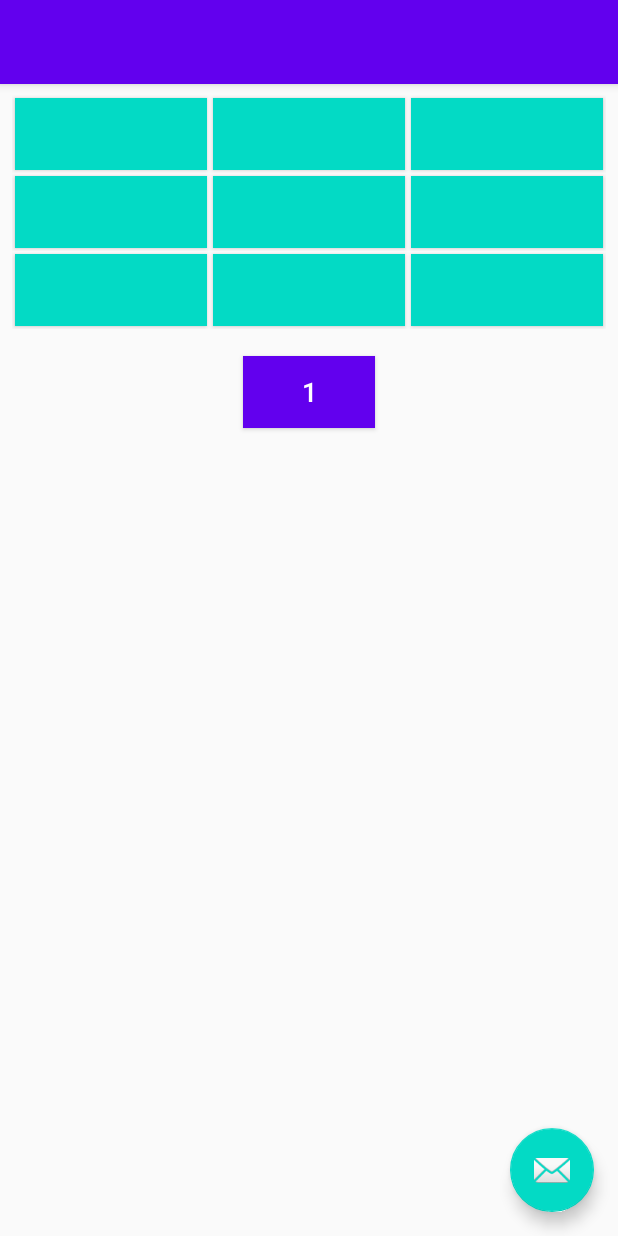
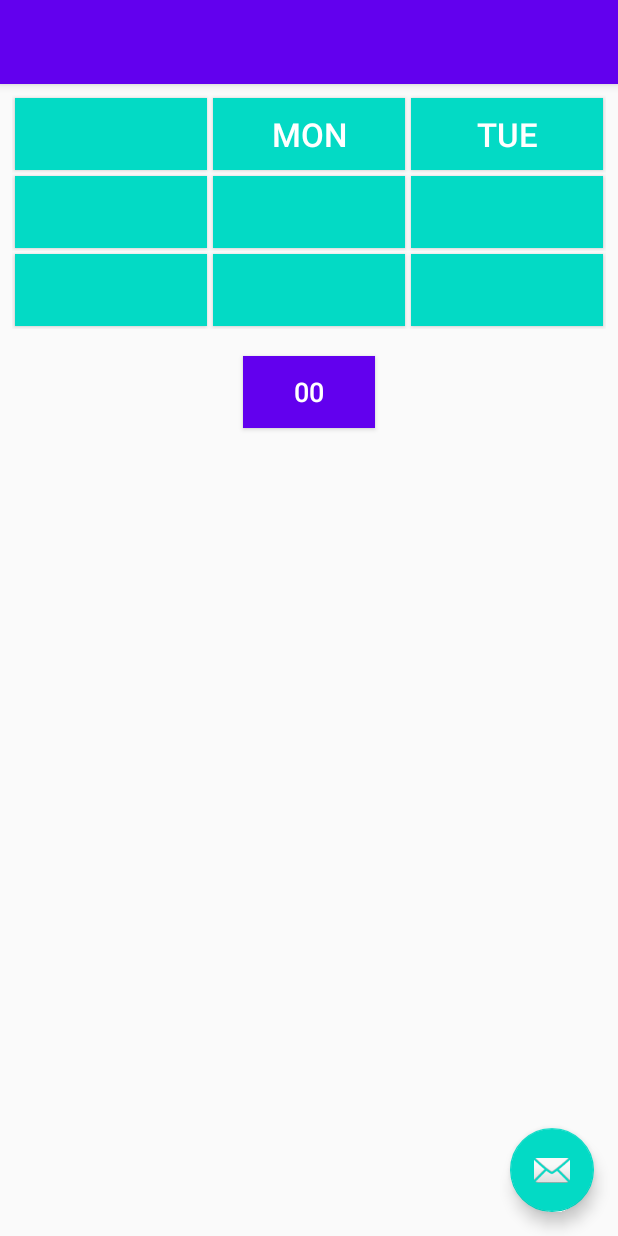
Before and after one commit to milindoka/TimeTable, an Android app: the screen it shows after launch (MainActivity), on a phone screen of 412 x 824 dp. Run offline under Robolectric (Android 15) with nearby library versions, the phone set to English and light mode, and no system bars.

Commit message:
Added data String Array For all Cells, UpdateFromUser and UpdateFromBase trial worked, dialog input text is retained in all pages

```diff
--- a/app/src/main/java/in/org/ilugbom/MainActivity.java
+++ b/app/src/main/java/in/org/ilugbom/MainActivity.java
@@ -26,7 +26,6 @@ public class MainActivity extends AppCompatActivity {
         viewPager2 = findViewById(R.id.viewPager2);
         setUpPagerAdapter();
     }
-
     /**
      * set up adapter same like you do for RecyclerView or other components
      */
@@ -42,10 +41,10 @@ public class MainActivity extends AppCompatActivity {
      */
     private List<PagerM> fetchDummyData() {
         List<PagerM> pagerMList = new ArrayList<>();
-        String[] dummyArr = {"1","2","3","4"};
-        for (String str : dummyArr) {
+        for (int i=0;i<4;i++)
+         {
             PagerM pagerM = new PagerM();
-            pagerM.setPagerDescription(str);
+            pagerM.setPagerDescription(String.format("%02d",i));
             pagerMList.add(pagerM);
 
         }
--- a/app/src/main/java/in/org/ilugbom/PagerAdapter.java
+++ b/app/src/main/java/in/org/ilugbom/PagerAdapter.java
@@ -21,7 +21,7 @@ import java.util.zip.Inflater;
  */
 public class PagerAdapter extends RecyclerView.Adapter {
     private List<PagerM> pagerMList;
-
+   int CURRENTPAGE=0;
     class PagerViewHolder extends RecyclerView.ViewHolder  implements View.OnClickListener
     {
 
@@ -58,20 +58,21 @@ public class PagerAdapter extends RecyclerView.Adapter {
                         public void onClick(DialogInterface dialog, int which) {
                             String task = String.valueOf(taskEditText.getText());
 
-
-
                             switch (V) {
 
                                 case R.id.b00:
                                     btnb00.setText(task);
+                                      pagerMList.get(CURRENTPAGE).setCell(0,0,task);
                                     break;
 
                                 case R.id.b01:
                                     btnb01.setText(task);
+                                    pagerMList.get(CURRENTPAGE).setCell(0,1,task);
                                     break;
 
                                 case R.id.b02:
                                     btnb02.setText(task);
+                                    pagerMList.get(CURRENTPAGE).setCell(0,2,task);
                                     break;
 
                                 default:
@@ -126,8 +127,11 @@ public class PagerAdapter extends RecyclerView.Adapter {
     public void onBindViewHolder(@NonNull RecyclerView.ViewHolder holder, int position) {
         PagerViewHolder viewHolder = (PagerViewHolder) holder;
         PagerM pagerM = pagerMList.get(position);
-
+        CURRENTPAGE=position;
         viewHolder.btnReset.setText(pagerM.getPagerDescription());
+        viewHolder.btnb00.setText(pagerM.getCell(0,0));
+        viewHolder.btnb01.setText(pagerM.getCell(0,1));
+        viewHolder.btnb02.setText(pagerM.getCell(0,2));
     }
 
     @Override
--- a/app/src/main/java/in/org/ilugbom/PagerM.java
+++ b/app/src/main/java/in/org/ilugbom/PagerM.java
@@ -5,12 +5,46 @@ package in.org.ilugbom;
  */
 public class PagerM {
     private String pagerDescription;
+    String[][] TV = new String[10][7];
 
     public String getPagerDescription() {
         return pagerDescription;
     }
 
-    public void setPagerDescription(String pagerDescription) {
+    public void setPagerDescription(String pagerDescription)
+    {
         this.pagerDescription = pagerDescription;
+
+            for (int i = 0; i < 10; i++)
+                for (int j = 0; j < 7; j++)
+                { TV[i][j]="";
+                }
+
+            TV[0][1]=("Mon");
+            TV[0][2]=("Tue");
+            TV[0][3]=("Wed");
+            TV[0][4]=("Thu");
+            TV[0][5]=("Fri");
+            TV[0][6]=("Sat");
+
+            TV[1][0]=("12:30");
+            TV[2][0]=("13:10");
+            TV[3][0]=("13:50");
+            TV[4][0]=("14:30");
+            TV[5][0]=("15:00");
+            TV[6][0]=("15:40");
+            TV[7][0]=("16:20");
+            TV[8][0]=("17:00");
+            TV[9][0]=("17:40");
     }
+
+    void setCell(int r,int c,String str)
+    {
+        TV[r][c]=str;
+    }
+
+    String getCell(int r,int c){return TV[r][c];}
+
+
+
 }
```
